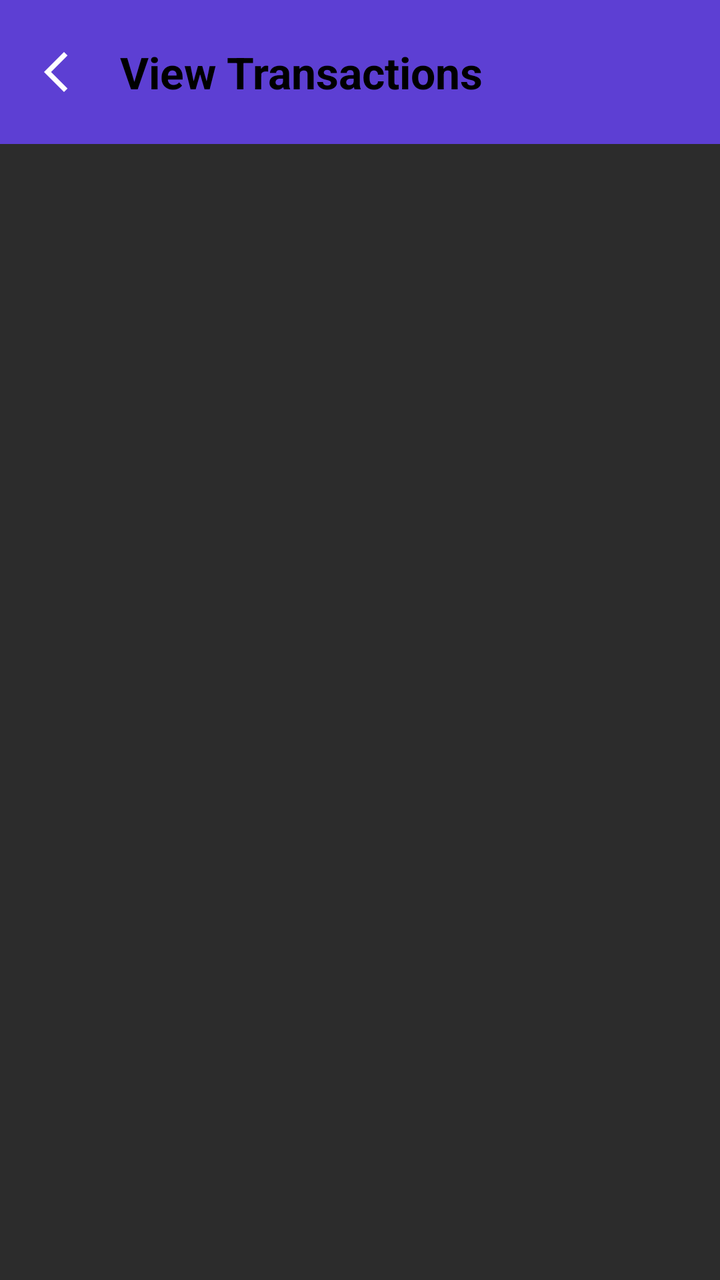
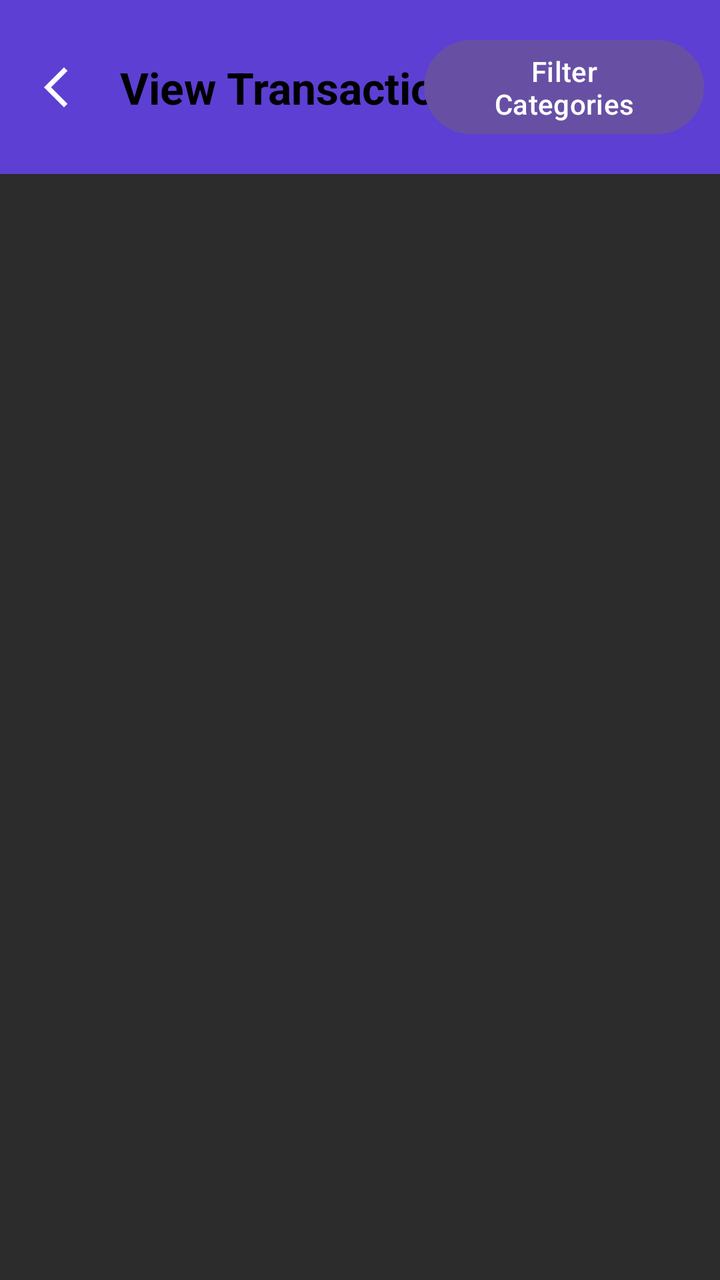

Compare the two renders of this Android layout. The source of the first and the diff that turns it into the second are given below.
<!-- AndroidManifest.xml: application theme Theme.StudentFinanceTrackerWk4 -->
<!-- res/layout/activity_view_transactions.xml -->
<?xml version="1.0" encoding="utf-8"?>
<androidx.constraintlayout.widget.ConstraintLayout
    xmlns:android="http://schemas.android.com/apk/res/android"
    xmlns:app="http://schemas.android.com/apk/res-auto"
    android:layout_width="match_parent"
    android:layout_height="match_parent"
    android:fitsSystemWindows="true">

    
    <androidx.constraintlayout.widget.ConstraintLayout
        android:id="@+id/header"
        android:layout_width="0dp"
        android:layout_height="wrap_content"
        android:background="#5D3FD3"
        android:paddingTop="16dp"
        android:paddingBottom="16dp"
        android:paddingStart="8dp"
        android:paddingEnd="8dp"
        app:layout_constraintTop_toTopOf="parent"
        app:layout_constraintStart_toStartOf="parent"
        app:layout_constraintEnd_toEndOf="parent">

        
        <ImageButton
            android:id="@+id/btnBack"
            android:layout_width="40dp"
            android:layout_height="40dp"
            android:background="?attr/selectableItemBackgroundBorderless"
            android:src="@drawable/baseline_arrow_back_ios_new_24"
            android:contentDescription="Back"

            app:layout_constraintStart_toStartOf="parent"
            app:layout_constraintTop_toTopOf="parent"
            app:layout_constraintBottom_toBottomOf="parent"/>

        
        <TextView
            android:id="@+id/Transactions"
            android:layout_width="wrap_content"
            android:layout_height="wrap_content"
            android:text="View Transactions"
            android:textSize="22sp"
            android:textStyle="bold"
            android:textColor="@color/black"

            app:layout_constraintStart_toEndOf="@id/btnBack"
            app:layout_constraintTop_toTopOf="parent"
            app:layout_constraintBottom_toBottomOf="parent"
            android:layout_marginStart="12dp"/>

    </androidx.constraintlayout.widget.ConstraintLayout>

    
    <ScrollView
        android:layout_width="0dp"
        android:layout_height="0dp"
        app:layout_constraintTop_toBottomOf="@id/header"
        app:layout_constraintStart_toStartOf="parent"
        app:layout_constraintEnd_toEndOf="parent"
        app:layout_constraintBottom_toBottomOf="parent">

        <TextView
            android:id="@+id/View"
            android:layout_width="match_parent"
            android:layout_height="wrap_content"
            android:textSize="16sp"
            android:textColor="@color/black"
            android:padding="16dp"
            android:lineSpacingExtra="6dp"/>

    </ScrollView>

</androidx.constraintlayout.widget.ConstraintLayout>
<!-- resources referenced by this layout -->
<resources>
  <color name="black">#FF000000</color>
  <!-- drawable baseline_arrow_back_ios_new_24 (drawable) -->
  <vector xmlns:android="http://schemas.android.com/apk/res/android" android:height="24dp" android:tint="#FFFFFF" android:viewportHeight="24" android:viewportWidth="24" android:width="24dp">
        
      <path android:fillColor="@android:color/white" android:pathData="M17.77,3.77l-1.77,-1.77l-10,10l10,10l1.77,-1.77l-8.23,-8.23z"/>
      
  </vector>
  <style name="Theme.StudentFinanceTrackerWk4" parent="Base.Theme.StudentFinanceTrackerWk4" />
  <style name="Base.Theme.StudentFinanceTrackerWk4" parent="Theme.Material3.DayNight.NoActionBar">
          
          <item name="android:windowBackground">#2C2C2C</item>
          <item name="android:textColor">#ffffff</item>
      </style>
</resources>

<!-- the commit's change to res/layout/activity_view_transactions.xml (unified diff, before → after) -->
@@ -45,8 +45,20 @@
 
             app:layout_constraintStart_toEndOf="@id/btnBack"
             app:layout_constraintTop_toTopOf="parent"
+
             app:layout_constraintBottom_toBottomOf="parent"
             android:layout_marginStart="12dp"/>
+
+        <Button
+            android:id="@+id/categoryBtn"
+            android:layout_width="140dp"
+            android:text="Filter Categories"
+            android:layout_height="55dp"
+            android:contentDescription="Back"
+
+            app:layout_constraintTop_toTopOf="parent"
+            app:layout_constraintBottom_toBottomOf="parent"
+            app:layout_constraintEnd_toEndOf="parent"/>
 
     </androidx.constraintlayout.widget.ConstraintLayout>
 
